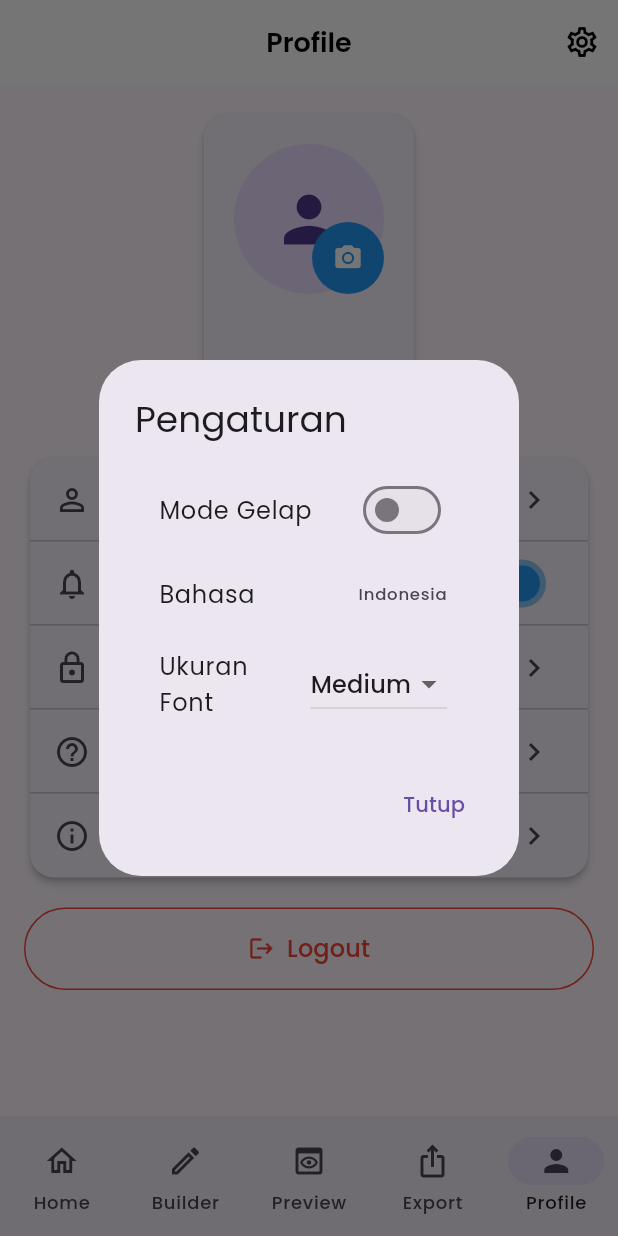
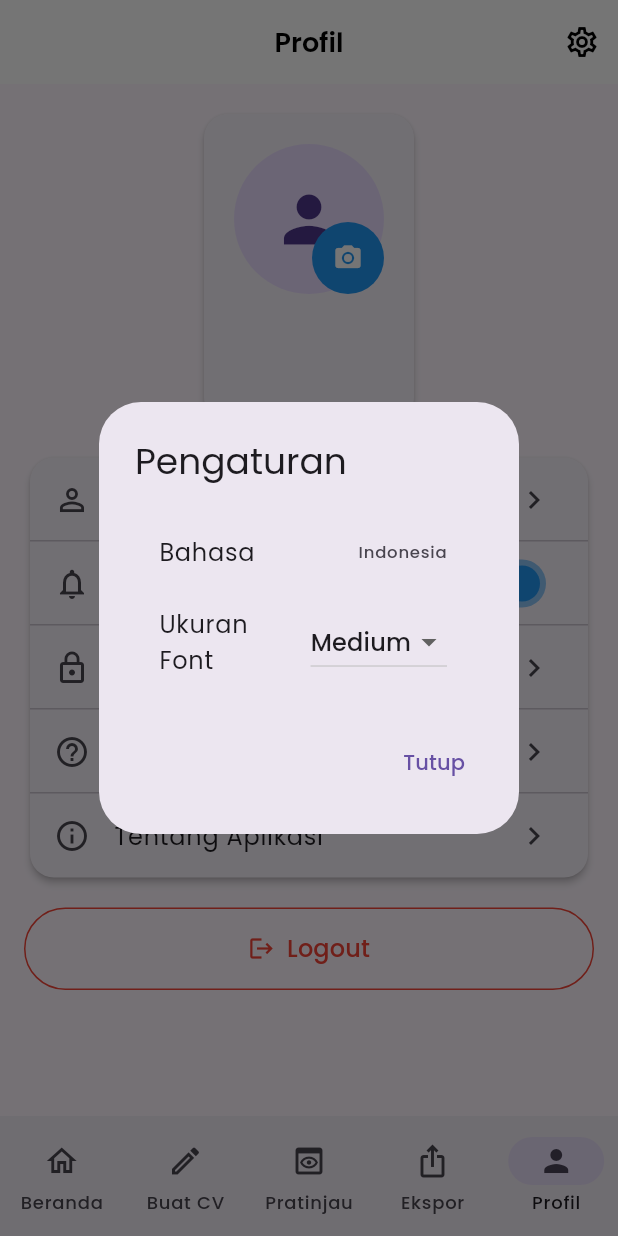
Before and after one commit to ahmadsyafik/cv_maker, a Flutter app: the screen it shows once a user with an empty profile is signed in, item 5 of the bottom bar chosen, after a tap on the "settings" icon, on a phone screen of 412 x 824 dp. Run offline on Flutter 3.47's test engine with Material 3 defaults, Android fonts, the phone set to English and light mode, and no system bars; our stand-ins replace cloud_firestore, device_preview, firebase_auth, firebase_core, firebase_storage, flutter_svg and 6 more; missing offline and left inert: downloadsfolder, flutter_pdfview; accounts and stored records are empty.

Commit message:
change to indo

```diff
--- a/lib/main.dart
+++ b/lib/main.dart
@@ -133,27 +133,27 @@ class _MainNavigationState extends State<MainNavigation> {
           NavigationDestination(
             icon: Icon(Icons.home_outlined),
             selectedIcon: Icon(Icons.home),
-            label: 'Home',
+            label: 'Beranda',
           ),
           NavigationDestination(
             icon: Icon(Icons.edit_outlined),
             selectedIcon: Icon(Icons.edit),
-            label: 'Builder',
+            label: 'Buat CV',
           ),
           NavigationDestination(
             icon: Icon(Icons.preview_outlined),
             selectedIcon: Icon(Icons.preview),
-            label: 'Preview',
+            label: 'Pratinjau',
           ),
           NavigationDestination(
             icon: Icon(Icons.ios_share_outlined),
             selectedIcon: Icon(Icons.ios_share),
-            label: 'Export',
+            label: 'Ekspor',
           ),
           NavigationDestination(
             icon: Icon(Icons.person_outlined),
             selectedIcon: Icon(Icons.person),
-            label: 'Profile',
+            label: 'Profil',
           ),
         ],
       ),
--- a/lib/pages/export_page.dart
+++ b/lib/pages/export_page.dart
@@ -26,7 +26,7 @@ class _ExportPageState extends State<ExportPage> {
   Widget build(BuildContext context) {
     return Scaffold(
       appBar: AppBar(
-        title: const Text('Export CV'),
+        title: const Text('Ekspor CV'),
         actions: [
           if (_pdfBytes != null)
             IconButton(
@@ -38,7 +38,7 @@ class _ExportPageState extends State<ExportPage> {
             IconButton(
               icon: const Icon(Icons.share),
               onPressed: () => _sharePDF(context),
-              tooltip: 'Share PDF',
+              tooltip: 'Bagikan PDF',
             ),
         ],
       ),
@@ -151,7 +151,7 @@ class _ExportPageState extends State<ExportPage> {
                                     });
                                   },
                                   icon: Icon(_showPreview ? Icons.visibility_off : Icons.visibility),
-                                  label: Text(_showPreview ? 'Sembunyikan Preview' : 'Lihat Preview'),
+                                  label: Text(_showPreview ? 'Sembunyikan Pratinjau' : 'Lihat Pratinjau'),
                                 ),
                               ),
                             ],
--- a/lib/pages/preview_page.dart
+++ b/lib/pages/preview_page.dart
@@ -76,7 +76,7 @@ class _PreviewPageState extends State<PreviewPage> {
     return Scaffold(
       backgroundColor: const Color(0xFFF5F7FA),
       appBar: AppBar(
-        title: const Text('Preview CV'),
+        title: const Text('Pratinjau CV'),
         backgroundColor: Colors.white,
         surfaceTintColor: Colors.white,
         actions: [
--- a/lib/pages/profile_page.dart
+++ b/lib/pages/profile_page.dart
@@ -17,7 +17,7 @@ class ProfilePage extends StatelessWidget {
 
     return Scaffold(
       appBar: AppBar(
-        title: const Text('Profile'),
+        title: const Text('Profil'),
         actions: [
           IconButton(
             icon: const Icon(Icons.settings_outlined),
@@ -111,7 +111,7 @@ class ProfilePage extends StatelessWidget {
                     children: [
                       _buildProfileMenuItem(
                         icon: Icons.person_outline,
-                        title: 'Edit Profile',
+                        title: 'Edit Profil',
                         onTap: () => _showEditProfileDialog(context, userProvider),
                       ),
                       const Divider(height: 0),
@@ -246,7 +246,7 @@ class ProfilePage extends StatelessWidget {
     showDialog(
       context: context,
       builder: (context) => AlertDialog(
-        title: const Text('Edit Profile'),
+        title: const Text('Edit Profil'),
         content: Column(
           mainAxisSize: MainAxisSize.min,
           children: [
@@ -292,7 +292,7 @@ class ProfilePage extends StatelessWidget {
               if (!context.mounted) return;
               Navigator.pop(context);
               ScaffoldMessenger.of(context).showSnackBar(
-                const SnackBar(content: Text('Profile berhasil diperbarui')),
+                const SnackBar(content: Text('Profil berhasil diperbarui')),
               );
             },
             child: const Text('Simpan'),
@@ -310,10 +310,6 @@ class ProfilePage extends StatelessWidget {
         content: Column(
           mainAxisSize: MainAxisSize.min,
           children: [
-            ListTile(
-              title: const Text('Mode Gelap'),
-              trailing: Switch(value: false, onChanged: (value) {}),
-            ),
             ListTile(
               title: const Text('Bahasa'),
               trailing: const Text('Indonesia'),
```
Also changed, not shown: pubspec.lock.
